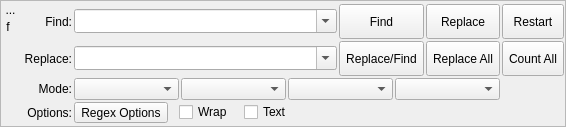
This is src/Form_Files/FindReplace.ui in Sigil-Ebook/Sigil as Qt 5 draws it before an edit. The edited form follows.
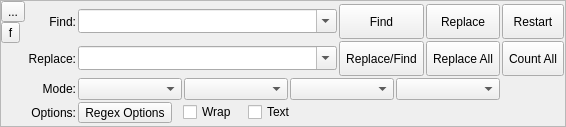
This is the edited form. Icons and pictures are not drawn. Custom widgets are drawn as their Qt base class.

Commit message: Move some FR styles sheets from form to cpp

Patch:
```diff
--- a/src/Form_Files/FindReplace.ui
+++ b/src/Form_Files/FindReplace.ui
@@ -55,7 +55,7 @@
            <string>Hide Find and Replace</string>
           </property>
           <property name="styleSheet">
-           <string notr="true">border: 0px;</string>
+           <string notr="true"/>
           </property>
           <property name="text">
            <string>...</string>
@@ -90,7 +90,7 @@
            <string>Python Function Replace</string>
           </property>
           <property name="styleSheet">
-           <string notr="true">border: 0px;</string>
+           <string notr="true"/>
           </property>
           <property name="text">
            <string>f</string>
```
The commit also changes 1 other file.
